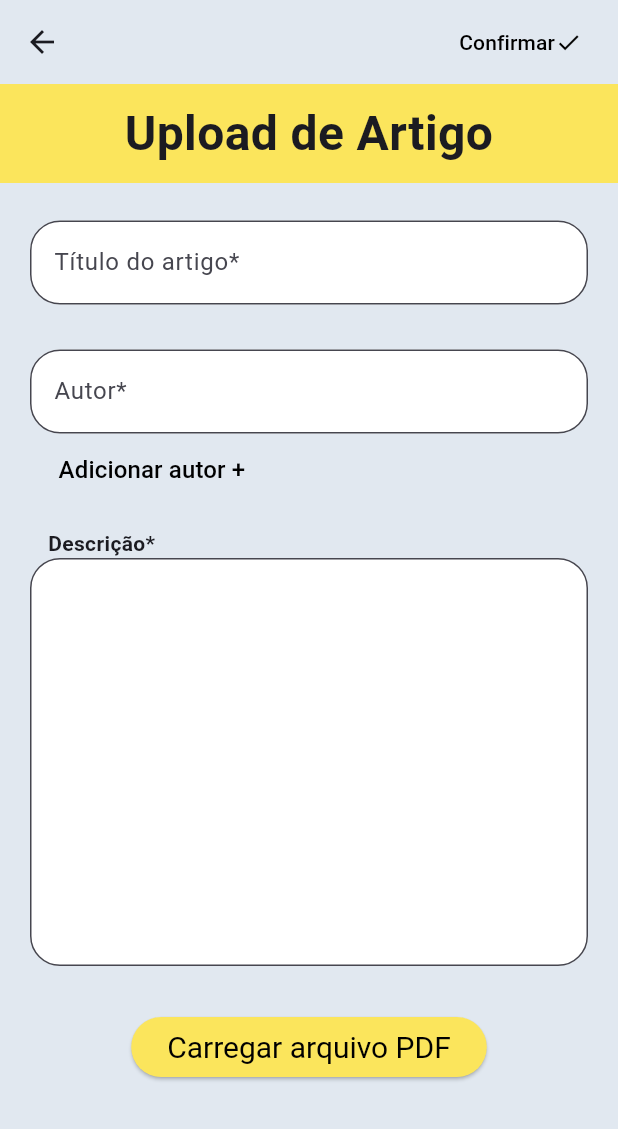
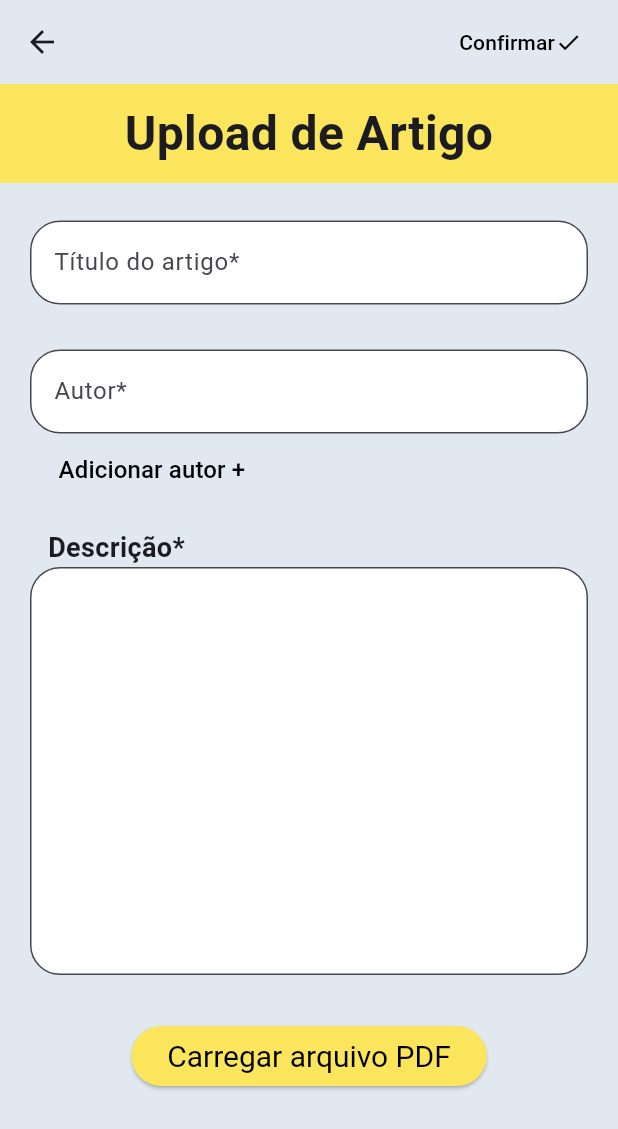
Before and after one commit to rafasandev/Uni_papers, a Flutter app: the ArticleCreationPage screen opened directly with empty values, on a phone screen of 412 x 824 dp. Shown: the top 1129 px of the screen. Run offline on Flutter 3.47's test engine with Material 3 defaults, Android fonts, the phone set to English and light mode, and no system bars; our stand-ins replace file_picker, open_file.

Commit message:
finalização layout geral :)

```diff
--- a/lib/pages/article_creation_page.dart
+++ b/lib/pages/article_creation_page.dart
@@ -1,11 +1,9 @@
 import 'package:flutter/material.dart';
-import 'package:unipapers_project/models/entities/article.dart';
-import 'package:unipapers_project/models/entities/research.dart';
 import 'package:unipapers_project/utils/colors.dart';
 import 'package:unipapers_project/widgets/util_functions.dart';
 
 class ArticleCreationPage extends StatefulWidget {
-  ArticleCreationPage({super.key});
+  const ArticleCreationPage({super.key});
 
   @override
   State<ArticleCreationPage> createState() => _ArticleCreationPageState();
@@ -37,7 +35,7 @@ class _ArticleCreationPageState extends State<ArticleCreationPage> {
                 backgroundColor: background,
                 elevation: 0,
                 foregroundColor: Colors.black),
-            child: Row(
+            child: const Row(
               children: [
                 Text("Confirmar"),
                 Icon(Icons.check),
@@ -173,8 +171,7 @@ class _ArticleCreationPageState extends State<ArticleCreationPage> {
                           child: Text(
                             "Descrição*",
                             style: TextStyle(
-                              fontWeight: FontWeight.bold,
-                            ),
+                                fontWeight: FontWeight.bold, fontSize: 18),
                           ),
                         ),
                         TextFormField(
@@ -222,9 +219,13 @@ class _ArticleCreationPageState extends State<ArticleCreationPage> {
                   ),
                   if (fileName != "")
                     Container(
+                      padding: const EdgeInsets.fromLTRB(40, 0, 40, 40),
                       child: Text(
                         "Arquivo carregado: $fileName",
-                        style: const TextStyle(fontSize: 18),
+                        style: const TextStyle(
+                          fontSize: 18,
+                          fontWeight: FontWeight.bold,
+                        ),
                       ),
                     )
                 ],
```
